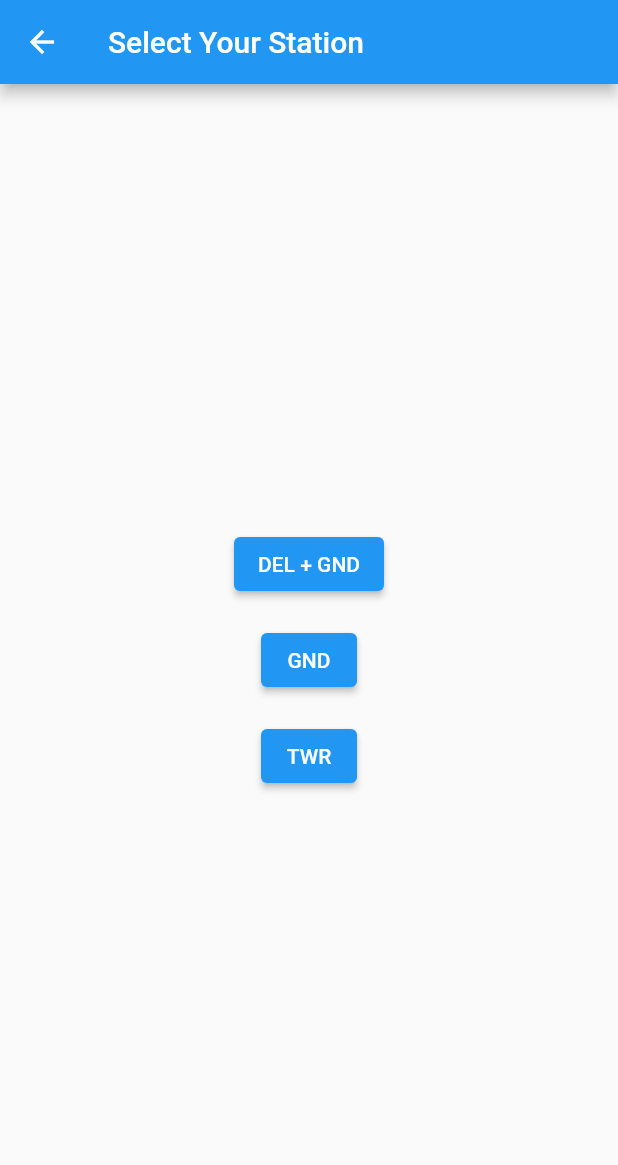
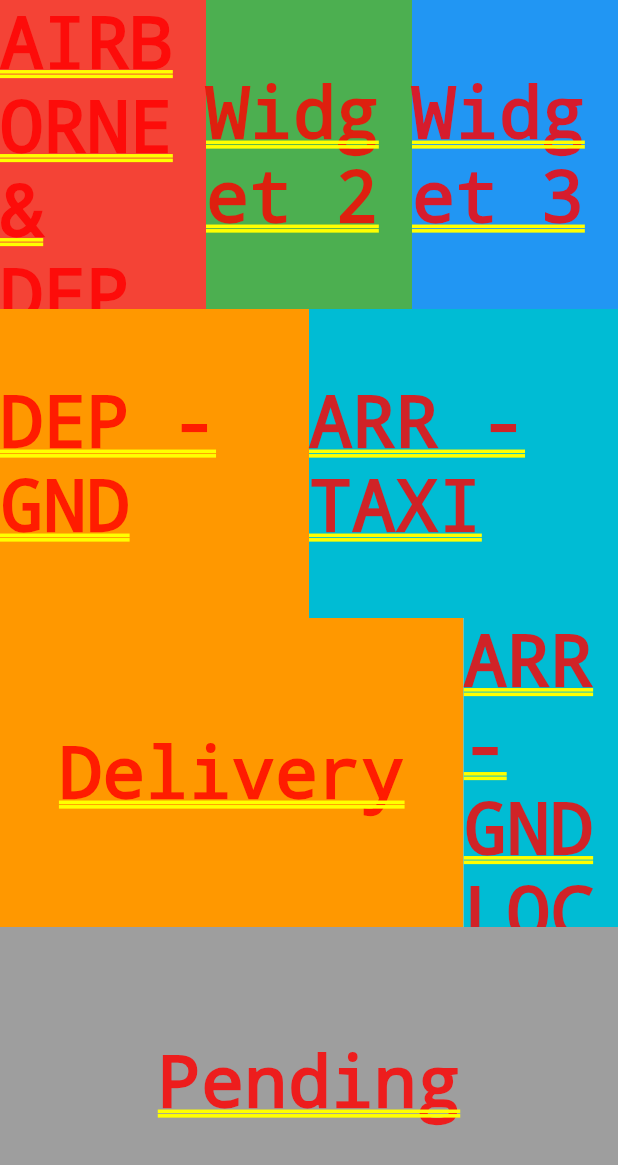
Before and after one commit to vtfdps/FlutterApplication, a Flutter app: the StationSelectionScreen screen opened by its route, after a tap on "DEL + GND", on a phone screen of 412 x 824 dp. Shown: the top 1165 px of the screen. Run offline on Flutter 3.47's test engine with Material 2 defaults, Android fonts, the light colour scheme and no system bars.

Commit message:
added first version of GroundDeliveryScreen

```diff
--- /dev/null
+++ b/lib/screens/GroundDeliveryScreen.dart
@@ -0,0 +1,110 @@
+import 'package:flutter/material.dart';
+
+class GroundDeliveryGrid extends StatelessWidget {
+  const GroundDeliveryGrid({Key? key}) : super(key: key);
+
+  @override
+  Widget build(BuildContext context) {
+    final screenHeight = MediaQuery.of(context).size.height;
+    final screenWidth = MediaQuery.of(context).size.width;
+
+    return Container(
+      child: Column(
+        crossAxisAlignment: CrossAxisAlignment.stretch,
+        children: [
+          SizedBox(
+            height: screenHeight * 0.25,
+            width: screenWidth,
+            child: Row(
+              children: [
+                Expanded(
+                  child: Container(
+                    color: Colors.red,
+                    child: Center(
+                      child: Text('AIRBORNE & DEP - RDY'),
+                    ),
+                  ),
+                ),
+                Expanded(
+                  child: Container(
+                    color: Colors.green,
+                    child: Center(
+                      child: Text('Widget 2'),
+                    ),
+                  ),
+                ),
+                Expanded(
+                  child: Container(
+                    color: Colors.blue,
+                    child: Center(
+                      child: Text('Widget 3'),
+                    ),
+                  ),
+                ),
+              ],
+            ),
+          ),
+          Expanded(
+            child: Row(
+              children: [
+                Expanded(
+                  child: Container(
+                    color: Colors.orange,
+                    child: Center(
+                      child: Text('DEP - GND'),
+                    ),
+                  ),
+                ),
+                Expanded(
+                  child: Container(
+                    color: Colors.cyan,
+                    child: Center(
+                      child: Text('ARR - TAXI'),
+                    ),
+                  ),
+                ),
+              ],
+            ),
+          ),
+          Expanded(
+            child: Row(
+              children: [
+                Expanded(
+                  flex: 3,
+                  child: Container(
+                    color: Colors.orange,
+                    child: Center(
+                      child: Text('Delivery'),
+                    ),
+                  ),
+                ),
+                Expanded(
+                  child: Container(
+                    color: Colors.cyan,
+                    child: Center(
+                      child: Text('ARR - GNDLOCK?'),
+                    ),
+                  ),
+                ),
+              ],
+            ),
+          ),
+          Expanded(
+            child: Row(
+              children: [
+                Expanded(
+                  child: Container(
+                    color: Colors.grey,
+                    child: Center(
+                      child: Text('Pending'),
+                    ),
+                  ),
+                ),
+              ],
+            ),
+          ),
+        ],
+      ),
+    );
+  }
+}
--- a/lib/screens/StationSelectionScreen.dart
+++ b/lib/screens/StationSelectionScreen.dart
@@ -1,4 +1,5 @@
 import 'package:flutter/material.dart';
+import 'package:vtfdps/screens/GroundDeliveryScreen.dart';
 
 class StationSelectionScreen extends StatelessWidget {
   const StationSelectionScreen({super.key});
@@ -15,7 +16,10 @@ class StationSelectionScreen extends StatelessWidget {
           children: <Widget>[
             ElevatedButton(
               onPressed: () {
-                // Handle DEL+GND button press
+                Navigator.push(
+                  context,
+                  MaterialPageRoute(builder: (context) => GroundDeliveryGrid()),
+                );
               },
               child: Text('DEL + GND'),
             ),
```
